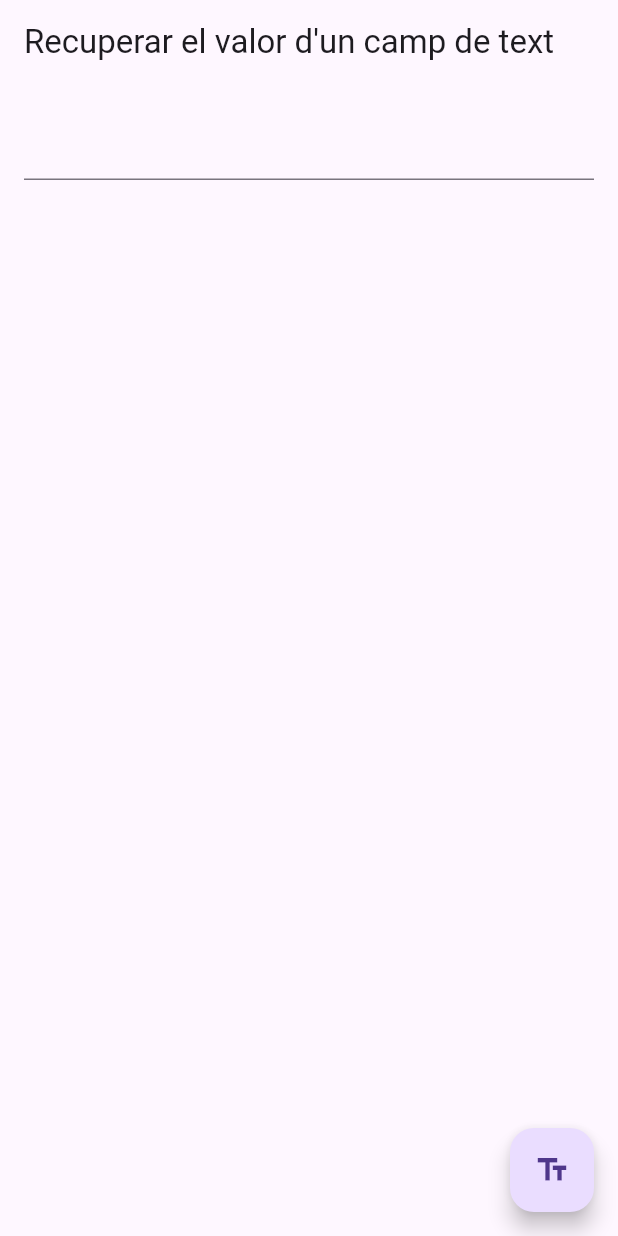
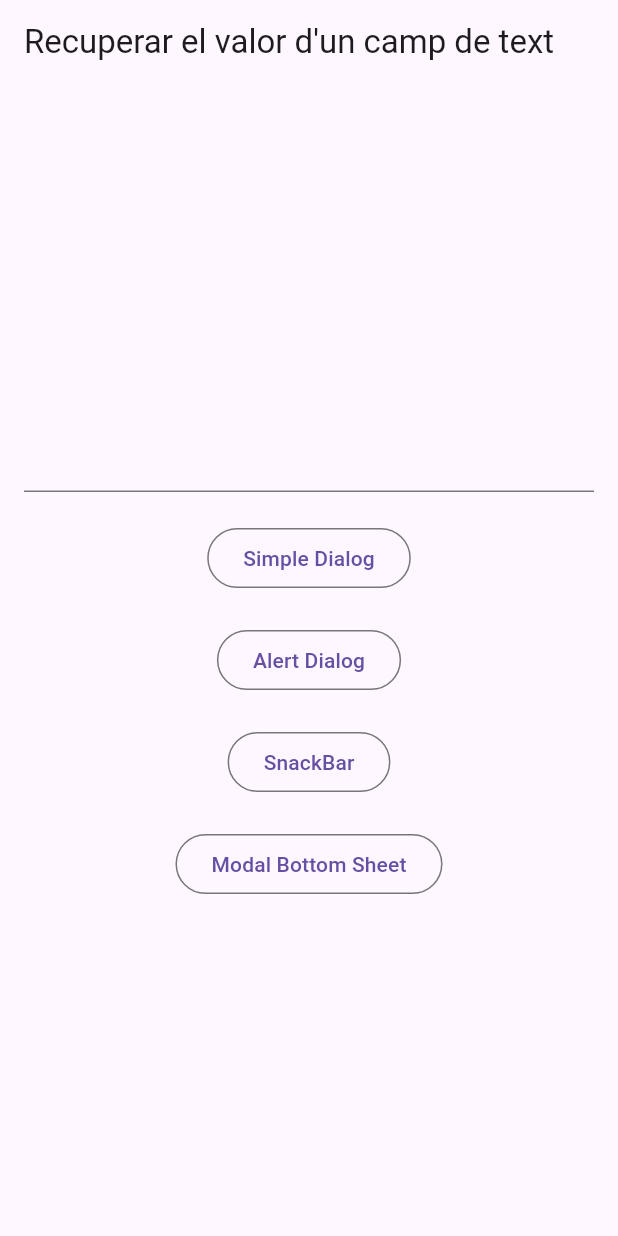
Before and after one commit to isabella-06/flutter, a Flutter app: the screen it shows after launch, on a phone screen of 412 x 824 dp. Run offline on Flutter 3.47's test engine with Material 3 defaults, Android fonts, the light colour scheme and no system bars.

Commit message:
acabada act 1

```diff
--- a/Forms - act1/new_form-new_form/lib/main.dart
+++ b/Forms - act1/new_form-new_form/lib/main.dart
@@ -37,11 +37,78 @@ class _MyCustomFormState extends State<MyCustomForm> {
       ),
         body: Padding(
           padding: const EdgeInsets.all(16.0),
-        child: TextField(
+
+          child: Column(
+            mainAxisAlignment: MainAxisAlignment.center,
+            children: <Widget>[
+
+              TextField(
               controller: myController,
               ),
+
+              const SizedBox(height: 20),
+
+              OutlinedButton(
+                onPressed: () {
+                  showDialog(
+                    context: context,
+                      builder: (BuildContext context) {
+                        return SimpleDialog(
+                          title: const Text('Simple Dialog'),
+                          children: [
+                            SimpleDialogOption(
+                                child: Text(myController.text),
                             ),
-      floatingActionButton: FloatingActionButton(
+                          ],
+                        );
+                      },
+                  );
+                },
+                  child: const Text('Simple Dialog'),
+              ),
+
+              const SizedBox(height: 20),
+
+              OutlinedButton(
+                onPressed: () {
+                  showDialog(
+                    context: context,
+                      builder: (BuildContext context) {
+                        return AlertDialog(
+                          title: const Text('Alert Dialog'),
+                          content: Text(myController.text),
+                          actions: [
+                            ElevatedButton(
+                              onPressed: () {
+                                Navigator.of(context).pop();
+                              },
+                              child: const Text('OK'),
+                            )
+                          ],
+                        );
+                      },
+                  );
+                },
+                  child: const Text('Alert Dialog'),
+              ),
+
+              const SizedBox(height: 20),
+
+              OutlinedButton(
+                onPressed: (){
+                  ScaffoldMessenger.of(context).showSnackBar(
+                      SnackBar(
+                      content: Text(myController.text),
+                      duration: Duration(seconds: 2),
+                    ),
+                  );
+                },
+                child: Text('SnackBar'),
+              ),
+
+              const SizedBox(height: 20),
+
+              OutlinedButton(
                 onPressed: () {
                   showModalBottomSheet(
                     backgroundColor: Colors.transparent,
@@ -49,10 +116,10 @@ class _MyCustomFormState extends State<MyCustomForm> {
                       builder: (BuildContext context) {
                         return Container(
                           decoration: const BoxDecoration(
-                      color: Colors.amber,
+                            color: Colors.white,
                             borderRadius: BorderRadius.only(
-                        topLeft: Radius.circular(25),
-                        topRight: Radius.circular(25),
+                              topLeft: Radius.circular(20),
+                              topRight: Radius.circular(20),
                             ),
                           ),
                           height: 200,
@@ -63,16 +130,20 @@ class _MyCustomFormState extends State<MyCustomForm> {
                               children: <Widget>[
                                 Text(myController.text),
                                 ElevatedButton(
-                            onPressed: () => Navigator.of(context).pop(),
-                            child: const Text('Tancar BottomSheet'),
-                          )
+                                  child: const Text('Close'),
+                                  onPressed:() => Navigator.of(context).pop(),
+                                ),
                               ],
                             ),
-                    ));
-              });
+                          ),
+                        );
                       },
-        tooltip: 'Mostra el valor!',
-        child: const Icon(Icons.text_fields),
+                  );
+                },
+                child: const Text('Modal Bottom Sheet'),
+              ),
+            ]
+          ),
       ),
     );
   }
```
Lines whose indentation alone changed are shown as unchanged.
